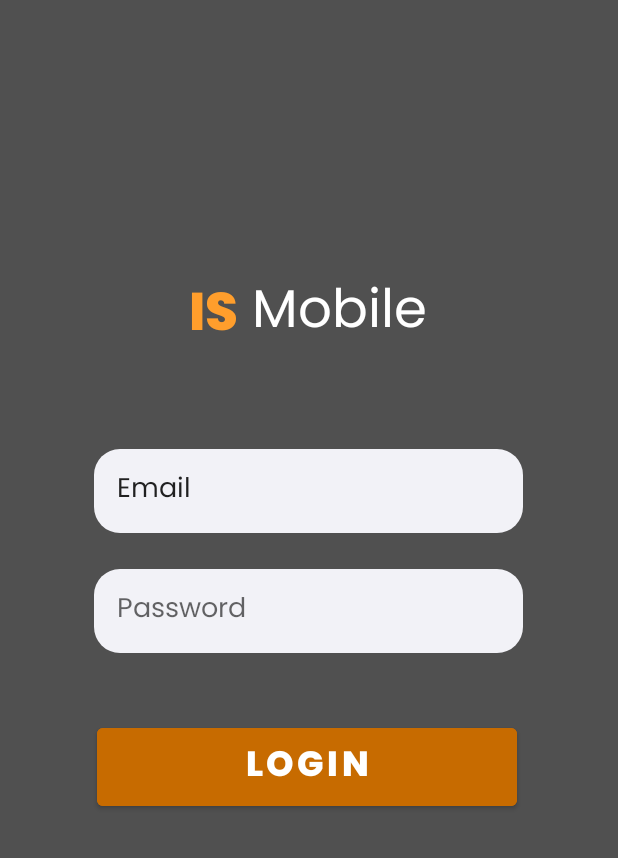
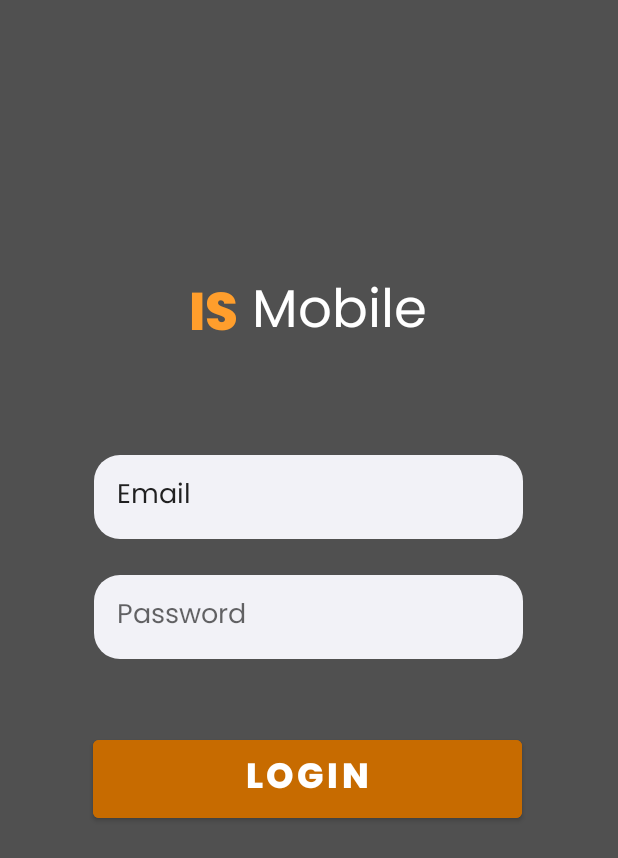
Before and after one commit to kevinbeslia/ISMobile, an Android app: the layout activity_login.xml on its own in the app's theme, with its tools: preview values and no code run, on a phone screen of 412 x 824 dp. Shown: the top 858 px of the screen. Run offline under Robolectric (Android 15) with nearby library versions, the light colour scheme and no system bars.

Commit message:
edit tema

```diff
--- a/app/src/main/AndroidManifest.xml
+++ b/app/src/main/AndroidManifest.xml
@@ -14,7 +14,12 @@
         android:theme="@style/Theme.ISMobile"
         tools:targetApi="31">
         <activity
+            android:name=".LoginActivity"
+            android:theme="@style/Theme.ISMobileNoActionBar"
+            android:exported="false" />
+        <activity
             android:name=".MainActivity"
+            android:theme="@style/Theme.ISMobileNoActionBar"
             android:exported="true">
             <intent-filter>
                 <action android:name="android.intent.action.MAIN" />
@@ -22,6 +27,7 @@
                 <category android:name="android.intent.category.LAUNCHER" />
             </intent-filter>
         </activity>
+
         <meta-data
             android:name="preloaded_fonts"
             android:resource="@array/preloaded_fonts" />
--- /dev/null
+++ b/app/src/main/java/com/example/ismobile/LoginActivity.java
@@ -0,0 +1,14 @@
+package com.example.ismobile;
+
+import androidx.appcompat.app.AppCompatActivity;
+
+import android.os.Bundle;
+
+public class LoginActivity extends AppCompatActivity {
+
+    @Override
+    protected void onCreate(Bundle savedInstanceState) {
+        super.onCreate(savedInstanceState);
+        setContentView(R.layout.activity_login);
+    }
+}
--- a/app/src/main/res/layout/login.xml
+++ b/app/src/main/res/layout/activity_login.xml
@@ -31,7 +31,7 @@
         android:fontFamily="@font/poppins_regular"
         android:text="Mobile"
         android:textColor="#FFFFFF"
-        android:textSize="35dp"
+        android:textSize="35sp"
         app:layout_constraintStart_toStartOf="parent"
         app:layout_constraintTop_toTopOf="parent" />
 
@@ -40,7 +40,7 @@
         android:layout_width="286dp"
         android:layout_height="56dp"
         android:layout_marginStart="101dp"
-        android:layout_marginTop="60dp"
+        android:layout_marginTop="64dp"
         android:layout_marginEnd="101dp"
         android:background="@drawable/form"
         android:ems="10"
@@ -76,14 +76,12 @@
 
     <Button
         android:id="@+id/buttonLogin"
-        android:layout_width="280dp"
+        android:layout_width="286dp"
         android:layout_height="64dp"
         android:layout_marginStart="145dp"
-        android:layout_marginTop="44dp"
+        android:layout_marginTop="48dp"
         android:layout_marginEnd="172dp"
         android:backgroundTint="#C76B00"
-        android:ems="10"
-
         android:fontFamily="@font/poppins_extrabold"
         android:text="Login"
         android:textAlignment="center"
--- a/app/src/main/res/values/themes.xml
+++ b/app/src/main/res/values/themes.xml
@@ -13,4 +13,18 @@
         <item name="android:statusBarColor" tools:targetApi="l">?attr/colorPrimaryVariant</item>
         <!-- Customize your theme here. -->
     </style>
+
+    <style name="Theme.ISMobileNoActionBar" parent="Theme.MaterialComponents.DayNight.NoActionBar">
+        <!-- Primary brand color. -->
+        <item name="colorPrimary">@color/purple_500</item>
+        <item name="colorPrimaryVariant">@color/purple_700</item>
+        <item name="colorOnPrimary">@color/white</item>
+        <!-- Secondary brand color. -->
+        <item name="colorSecondary">@color/teal_200</item>
+        <item name="colorSecondaryVariant">@color/teal_700</item>
+        <item name="colorOnSecondary">@color/black</item>
+        <!-- Status bar color. -->
+        <item name="android:statusBarColor" tools:targetApi="l">?attr/colorPrimaryVariant</item>
+        <!-- Customize your theme here. -->
+    </style>
 </resources>
```
